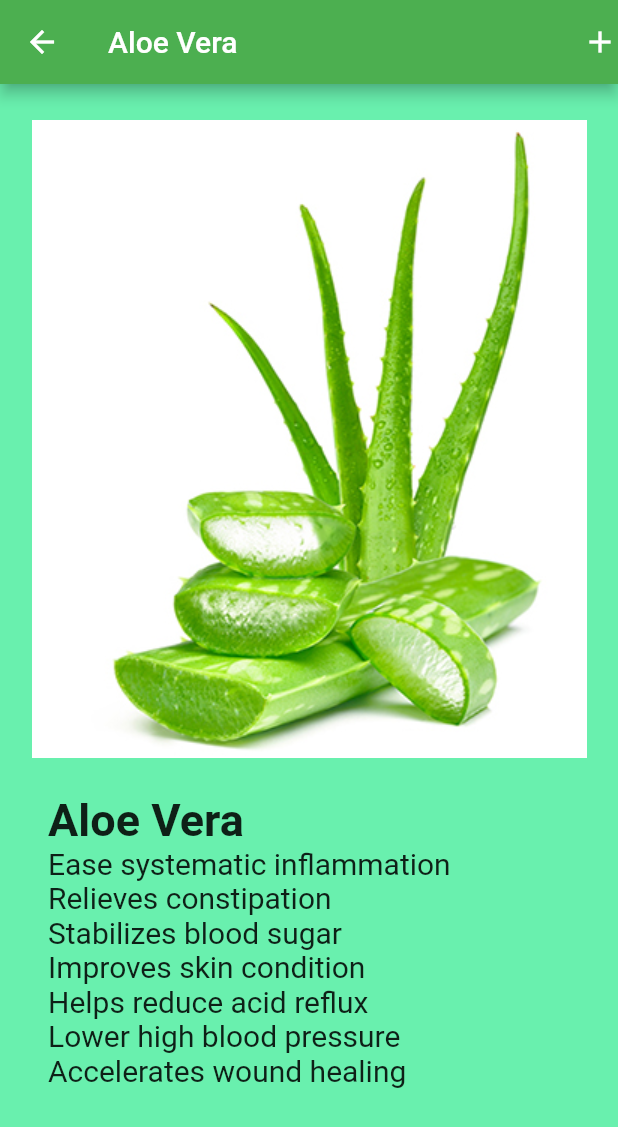
After one commit to pratik-roshan/Major-Project, a Flutter app: the Details_alovera screen opened directly, on a phone screen of 412 x 824 dp. The commit adds this screen. Shown: the top 1127 px of the screen. Run offline on Flutter 3.47's test engine with Material 2 defaults, Android fonts, the phone set to English and light mode, and no system bars; our stand-ins replace curved_navigation_bar, image_picker; missing offline and left inert: dart:ffi.

Commit message:
Screen open for detail

```diff
--- /dev/null
+++ b/lib/details/detail.dart
@@ -0,0 +1,67 @@
+// ignore_for_file: prefer_const_constructors
+
+import 'package:flutter/material.dart';
+
+class Details_alovera extends StatefulWidget {
+  const Details_alovera({Key? key}) : super(key: key);
+
+  @override
+  State<Details_alovera> createState() => _Details_aloveraState();
+}
+
+class _Details_aloveraState extends State<Details_alovera> {
+  @override
+  Widget build(BuildContext context) {
+    return Scaffold(
+      backgroundColor: Colors.greenAccent,
+      appBar: AppBar(title: Text('Aloe Vera'),
+      backgroundColor: Colors.green,
+      actions: [
+        Icon(Icons.add)
+      ],
+      ),
+      body: ListView(
+        children: [
+          Image(image: AssetImage('images/Plants/Aloe_vera.jpg')),
+          Container(
+            padding: EdgeInsets.symmetric(horizontal: 32),
+            child: Text('Aloe Vera', style: TextStyle(fontSize: 30,fontWeight: FontWeight.bold),)),
+            Container(
+              padding: EdgeInsets.symmetric(horizontal:32 ),
+              child: Text('Ease systematic inflammation',
+              style: TextStyle(fontSize: 20,)
+              )),
+            Container(
+              padding: EdgeInsets.symmetric(horizontal:32 ),
+              child: Text('Relieves constipation ',
+              style: TextStyle(fontSize: 20,))),
+            Container(
+              padding: EdgeInsets.symmetric(horizontal:32 ),
+              child: Text('Stabilizes blood sugar ',
+              style: TextStyle(fontSize: 20,))),
+              Container(
+              padding: EdgeInsets.symmetric(horizontal:32 ),
+              child: Text('Improves skin condition',
+              style: TextStyle(fontSize: 20,))),
+              Container(
+              padding: EdgeInsets.symmetric(horizontal:32 ),
+              child: Text('Helps reduce acid reflux',
+              style: TextStyle(fontSize: 20,))),
+              Container(
+              padding: EdgeInsets.symmetric(horizontal:32 ),
+              child: Text('Lower high blood pressure',
+              style: TextStyle(fontSize: 20,))),
+              Container(
+              padding: EdgeInsets.symmetric(horizontal:32 ),
+              child: Text('Accelerates wound healing',
+              style: TextStyle(fontSize: 20,))),
+
+
+
+
+
+        ],
+      ),
+    );
+  }
+}
--- a/lib/screens/middle_home.dart
+++ b/lib/screens/middle_home.dart
@@ -1,5 +1,6 @@
 // ignore_for_file: prefer_const_constructors
 
+import 'package:apothecary/details/detail.dart';
 import 'package:flutter/material.dart';
 
 class HomePageMiddle extends StatefulWidget {
@@ -16,6 +17,12 @@ class _HomePageMiddleState extends State<HomePageMiddle> {
       // ignore: prefer_const_literals_to_create_immutables
       children: [
         ListTile(
+          onTap: () {
+            Navigator.push(
+                            context,
+                            MaterialPageRoute(
+                                builder: (context) => const Details_alovera()));
+          },
           // leading: Image(image: AssetImage('images/Plants/Aloe_vera.jpg')),
           leading: CircleAvatar(
               radius: 40,
```
Also changed, not shown: lib/screens/qr_scanner.dart (+13 -3 lines).
